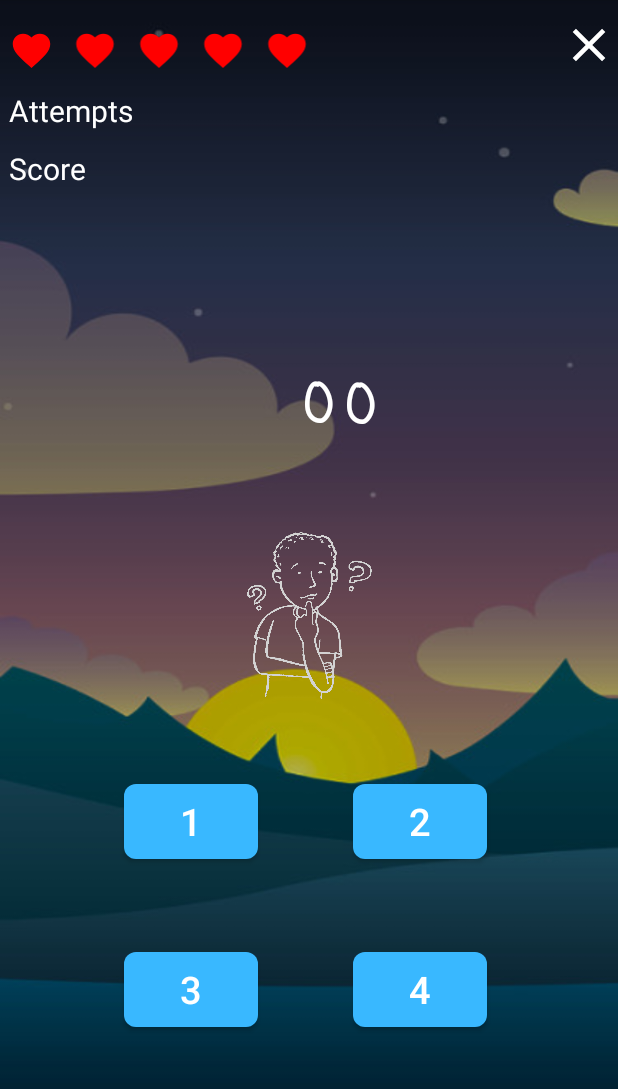
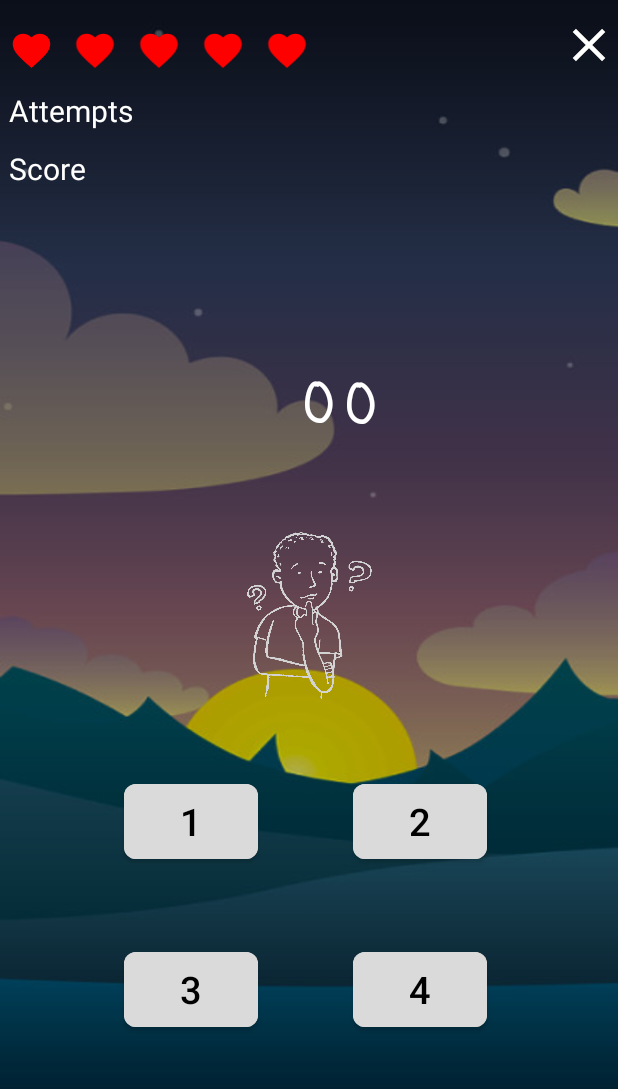
Before and after one commit to kavishdiv2000/SDGP_SE1_PROJECT, an Android app: the MultiplicationGame screen opened directly, with no data from a screen before it, on a phone screen of 412 x 824 dp, the part 84-1173 px from its top. Run offline under Robolectric (Android 15) with nearby library versions, the phone set to English and light mode, and no system bars.

Commit message:
button color fixed

```diff
--- a/TwinkleBun-Mobile-Application/app/src/main/res/layout/activity_multiplication_game.xml
+++ b/TwinkleBun-Mobile-Application/app/src/main/res/layout/activity_multiplication_game.xml
@@ -170,9 +170,10 @@
         android:layout_height="62dp"
 
 
+        android:backgroundTint="#DADADA"
         android:elevation="8dp"
         android:text="@string/_1"
-        android:textColor="@color/white"
+        android:textColor="@color/black"
         android:textSize="25sp"
         app:cornerRadius="8dp"
         app:layout_constraintBottom_toBottomOf="parent"
@@ -186,10 +187,11 @@
         android:id="@+id/button2"
         android:layout_width="89dp"
         android:layout_height="62dp"
+        android:backgroundTint="#DADADA"
+
         android:elevation="8dp"
         android:text="@string/_2"
-
-        android:textColor="@color/white"
+        android:textColor="@color/black"
         android:textSize="25sp"
         app:cornerRadius="8dp"
         app:layout_constraintBottom_toBottomOf="parent"
@@ -203,9 +205,10 @@
         android:id="@+id/button3"
         android:layout_width="89dp"
         android:layout_height="62dp"
+        android:backgroundTint="#DADADA"
         android:elevation="8dp"
         android:text="@string/_3"
-        android:textColor="@color/white"
+        android:textColor="@color/black"
         android:textSize="25sp"
         app:cornerRadius="8dp"
         app:layout_constraintBottom_toBottomOf="parent"
@@ -219,9 +222,10 @@
         android:id="@+id/button4"
         android:layout_width="89dp"
         android:layout_height="62dp"
+        android:backgroundTint="#DADADA"
         android:elevation="8dp"
         android:text="@string/_4"
-        android:textColor="@color/white"
+        android:textColor="@color/black"
         android:textSize="25sp"
         app:cornerRadius="8dp"
         app:layout_constraintBottom_toBottomOf="parent"
```
